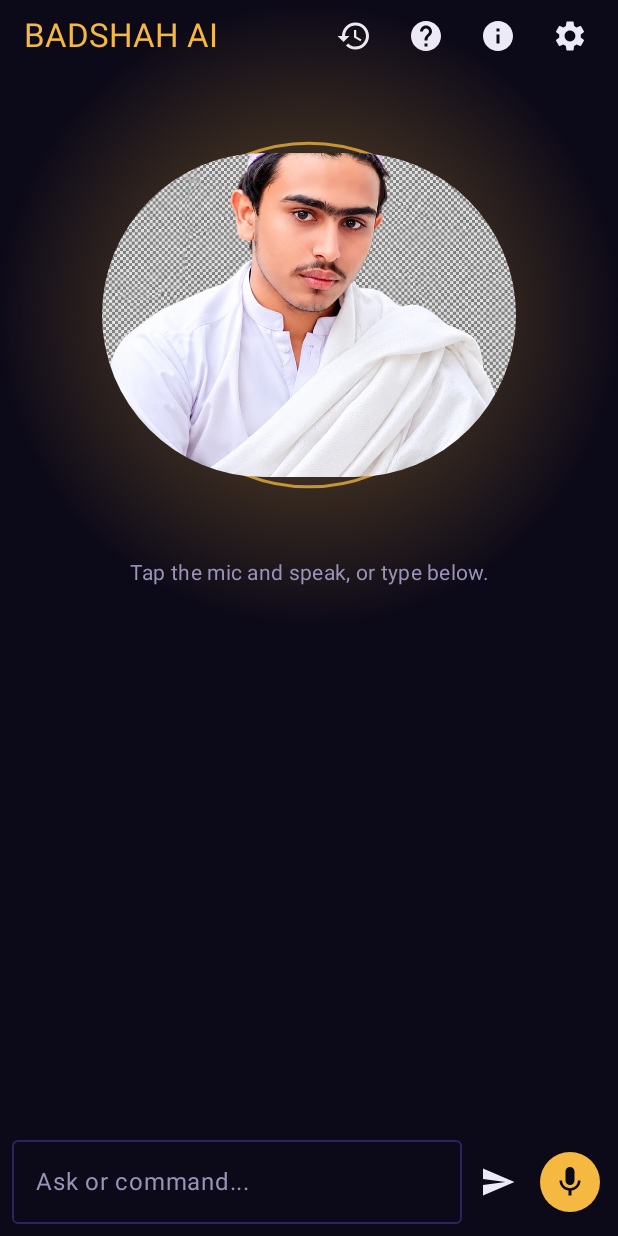
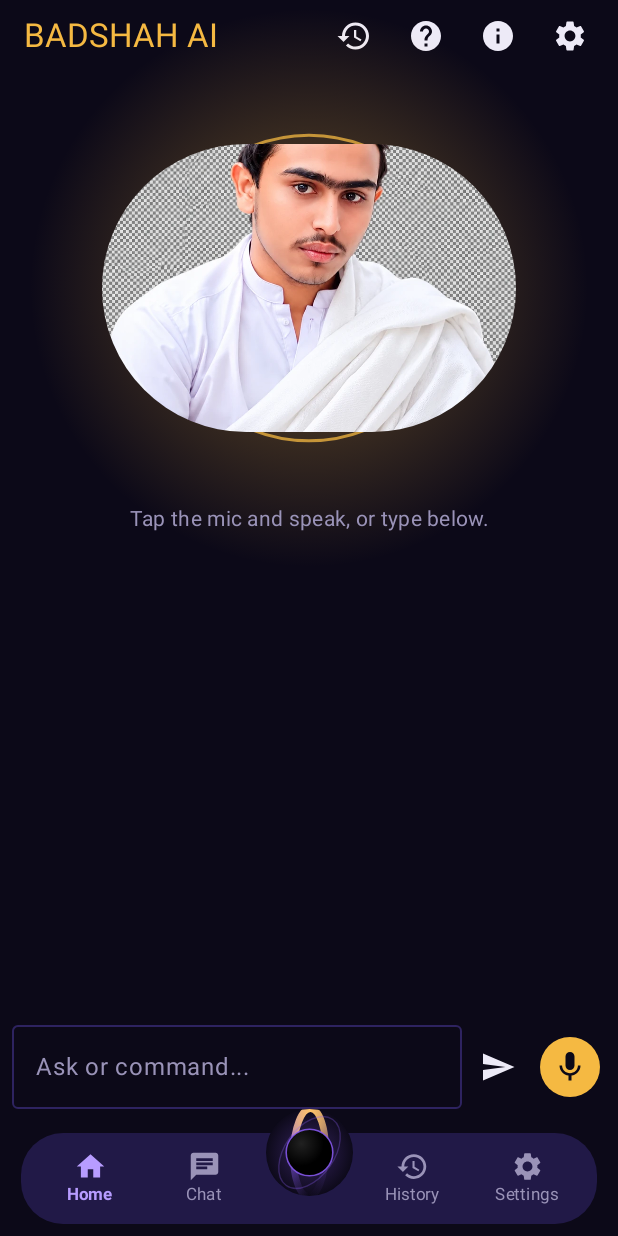
Before and after one commit to Badshah-official512/BADSHAH-AI-VOICE-ASSISTANT, an Android app built with Jetpack Compose: the home screen opened through its navigation route, on a phone screen of 412 x 824 dp. Run offline under Robolectric (Android 15) with nearby library versions, the phone set to English and light mode, and no system bars; our stand-ins replace Firebase (no records; nobody signed in at launch, a user with empty details on screens opened directly); pictures from the network do not load.

Commit message:
LIA-style redesign: violet UI, orb voice screen, bottom nav, owner assets

```diff
--- a/android-app/app/src/main/java/dev/pages/badshah222ai/ui/AppNav.kt
+++ b/android-app/app/src/main/java/dev/pages/badshah222ai/ui/AppNav.kt
@@ -1,31 +1,47 @@
 package dev.pages.badshah222ai.ui
 
 import android.app.Activity
+import androidx.compose.foundation.background
+import androidx.compose.foundation.clickable
 import androidx.compose.foundation.layout.*
+import androidx.compose.foundation.shape.CircleShape
+import androidx.compose.foundation.shape.RoundedCornerShape
+import androidx.compose.material.icons.Icons
+import androidx.compose.material.icons.filled.*
 import androidx.compose.material3.*
 import androidx.compose.runtime.*
 import androidx.compose.ui.Alignment
 import androidx.compose.ui.Modifier
+import androidx.compose.ui.draw.clip
+import androidx.compose.ui.graphics.Color
+import androidx.compose.ui.graphics.vector.ImageVector
+import androidx.compose.ui.text.font.FontWeight
 import androidx.compose.ui.text.style.TextAlign
 import androidx.compose.ui.unit.dp
 import androidx.lifecycle.viewmodel.compose.viewModel
+import androidx.navigation.NavHostController
 import androidx.navigation.compose.NavHost
 import androidx.navigation.compose.composable
+import androidx.navigation.compose.currentBackStackEntryAsState
 import androidx.navigation.compose.rememberNavController
 import dev.pages.badshah222ai.features.about.AboutScreen
 import dev.pages.badshah222ai.features.auth.AuthScreen
 import dev.pages.badshah222ai.features.auth.SessionViewModel
 import dev.pages.badshah222ai.features.chat.ChatHistoryScreen
+import dev.pages.badshah222ai.features.chat.ChatScreen
 import dev.pages.badshah222ai.features.chat.HistoryViewModel
 import dev.pages.badshah222ai.features.help.HelpScreen
 import dev.pages.badshah222ai.features.help.HelpViewModel
 import dev.pages.badshah222ai.features.home.HomeScreen
 import dev.pages.badshah222ai.features.home.HomeViewModel
+import dev.pages.badshah222ai.features.home.QuickActionsScreen
+import dev.pages.badshah222ai.features.home.VoiceScreen
 import dev.pages.badshah222ai.features.permissions.PermissionsScreen
 import dev.pages.badshah222ai.features.settings.SettingsScreen
 import dev.pages.badshah222ai.features.settings.SettingsViewModel
-import dev.pages.badshah222ai.ui.theme.Bad
-import dev.pages.badshah222ai.ui.theme.Mute
+import dev.pages.badshah222ai.ui.character.CharState
+import dev.pages.badshah222ai.ui.orb.VoiceOrb
+import dev.pages.badshah222ai.ui.theme.*
 
 @Composable
 fun AppNav(activity: Activity) {
@@ -44,13 +60,27 @@ fun AppNav(activity: Activity) {
     }
 }
 
+private val TABS = setOf("home", "chat", "history", "settings")
+
 @Composable
 private fun SignedInNav(session: SessionViewModel) {
     val nav = rememberNavController()
     // ViewModels are created here (nav-graph scope) so Home state survives opening Settings/Help.
     val home: HomeViewModel = viewModel(); val settings: SettingsViewModel = viewModel(); val help: HelpViewModel = viewModel(); val history: HistoryViewModel = viewModel()
+    val backStack by nav.currentBackStackEntryAsState()
+    val route = backStack?.destination?.route ?: "home"
+    fun tab(r: String) { nav.navigate(r) { popUpTo("home") { saveState = true }; launchSingleTop = true; restoreState = true } }
+
+    Scaffold(
+        bottomBar = { if (route in TABS) LiaBottomBar(route, { tab(it) }, { nav.navigate("voice") }) },
+        containerColor = Ink,
+    ) { pad ->
+        Box(Modifier.padding(pad)) {
             NavHost(nav, startDestination = "home") {
                 composable("home") { HomeScreen(session, home) { nav.navigate(it) } }
+                composable("chat") { ChatScreen(home, { nav.popBackStack() }, { nav.navigate("voice") }) }
+                composable("voice") { VoiceScreen(home) { nav.popBackStack() } }
+                composable("quick") { QuickActionsScreen(home, { nav.popBackStack() }, { nav.navigate(it) }) }
                 composable("settings") { SettingsScreen(session, settings, { nav.popBackStack() }, { nav.navigate("permissions") }) }
                 composable("help") { HelpScreen(help) { nav.popBackStack() } }
                 composable("about") { AboutScreen { nav.popBackStack() } }
@@ -58,3 +88,37 @@ private fun SignedInNav(session: SessionViewModel) {
                 composable("permissions") { PermissionsScreen { nav.popBackStack() } }
             }
         }
+    }
+}
+
+/** Floating pill bottom bar with the voice orb in the centre, modelled on the reference app. */
+@Composable
+private fun LiaBottomBar(current: String, onTab: (String) -> Unit, onVoice: () -> Unit) {
+    Box(Modifier.fillMaxWidth().padding(horizontal = 14.dp, vertical = 8.dp)) {
+        Row(
+            Modifier.fillMaxWidth().clip(RoundedCornerShape(28.dp)).background(Panel2).padding(horizontal = 8.dp, vertical = 7.dp),
+            verticalAlignment = Alignment.CenterVertically,
+        ) {
+            TabItem(Modifier.weight(1f), Icons.Default.Home, "Home", current == "home") { onTab("home") }
+            TabItem(Modifier.weight(1f), Icons.Default.Chat, "Chat", current == "chat") { onTab("chat") }
+            Spacer(Modifier.width(62.dp))
+            TabItem(Modifier.weight(1f), Icons.Default.History, "History", current == "history") { onTab("history") }
+            TabItem(Modifier.weight(1f), Icons.Default.Settings, "Settings", current == "settings") { onTab("settings") }
+        }
+        VoiceOrb(
+            CharState.Idle, 0f, false,
+            Modifier.align(Alignment.TopCenter).offset(y = (-16).dp).size(58.dp).clip(CircleShape).background(Ink).clickable { onVoice() },
+        )
+    }
+}
+
+@Composable
+private fun TabItem(modifier: Modifier, icon: ImageVector, label: String, selected: Boolean, onClick: () -> Unit) {
+    Column(
+        modifier.clip(RoundedCornerShape(16.dp)).clickable { onClick() }.padding(vertical = 4.dp),
+        horizontalAlignment = Alignment.CenterHorizontally,
+    ) {
+        Icon(icon, label, tint = if (selected) VioletSoft else Mute, modifier = Modifier.size(22.dp))
+        Text(label, style = MaterialTheme.typography.labelSmall, color = if (selected) VioletSoft else Mute, fontWeight = if (selected) FontWeight.Bold else FontWeight.Normal)
+    }
+}
```
Lines whose indentation alone changed are shown as unchanged.
